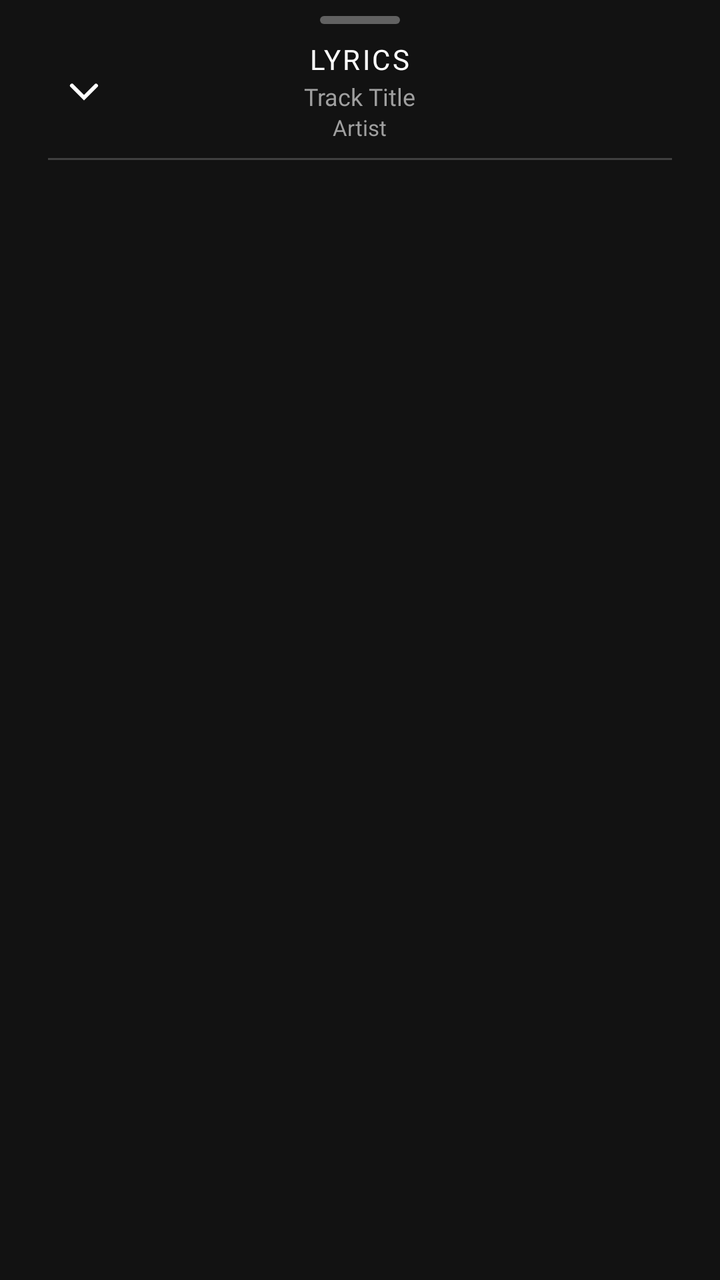
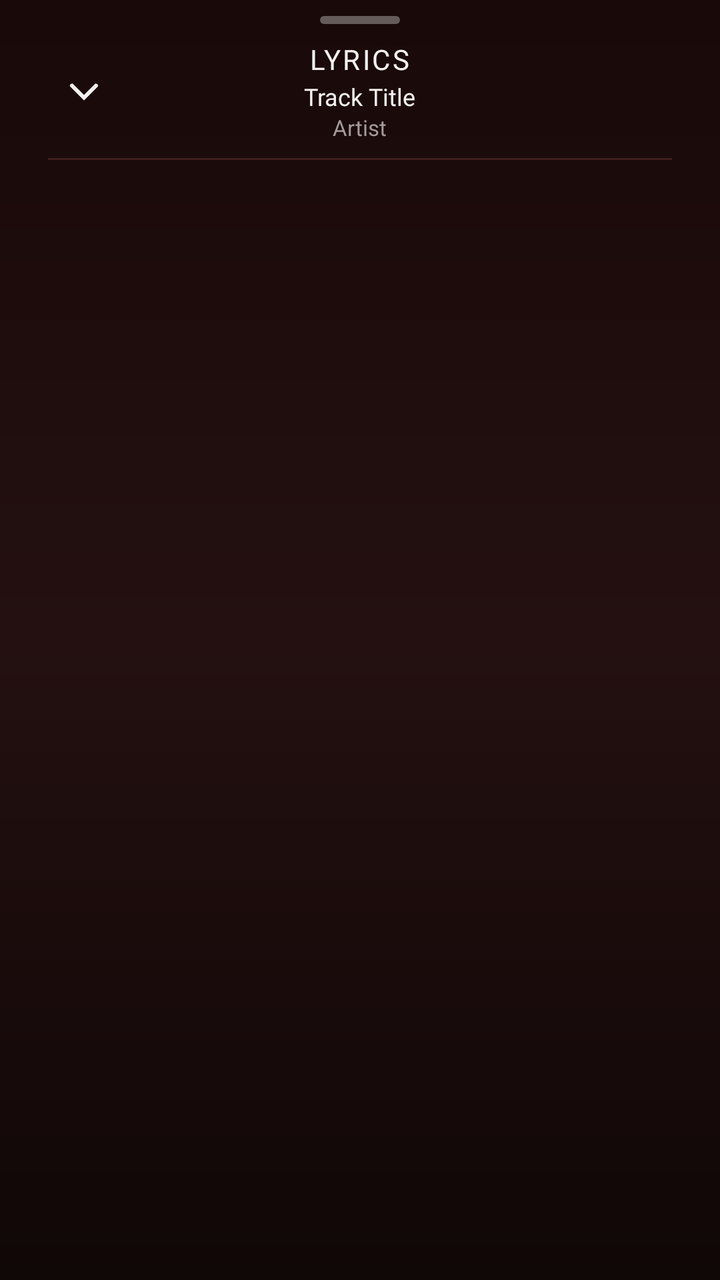

Two renders of the same Android screen: before a commit and after it. Below are the layout's source before the change and the commit's diff.
<!-- AndroidManifest.xml: application theme Theme.BraveMusicPlayer -->
<!-- res/layout/dialog_lyrics.xml -->
<?xml version="1.0" encoding="utf-8"?>
<LinearLayout xmlns:android="http://schemas.android.com/apk/res/android"
    xmlns:app="http://schemas.android.com/apk/res-auto"
    android:id="@+id/layoutLyricsSheet"
    android:layout_width="match_parent"
    android:layout_height="match_parent"
    android:background="@color/ytm_surface_dark"
    android:orientation="vertical"
    android:paddingStart="24dp"
    android:paddingTop="8dp"
    android:paddingEnd="24dp"
    android:paddingBottom="16dp">

    
    <ImageView
        android:layout_width="wrap_content"
        android:layout_height="wrap_content"
        android:layout_gravity="center_horizontal"
        android:contentDescription="Drag Handle"
        android:src="@drawable/single_bar_drag_handle" />

    
    <RelativeLayout
        android:layout_width="match_parent"
        android:layout_height="wrap_content"
        android:layout_marginTop="8dp">

        <ImageView
            android:id="@+id/ivCloseLyrics"
            android:layout_width="36dp"
            android:layout_height="36dp"
            android:layout_alignParentStart="true"
            android:layout_centerVertical="true"
            android:background="?android:attr/selectableItemBackgroundBorderless"
            android:contentDescription="Close Lyrics"
            android:padding="6dp"
            android:src="@drawable/ic_ytm_chevron_down"
            app:tint="@color/ytm_icon_active" />

        <LinearLayout
            android:layout_width="wrap_content"
            android:layout_height="wrap_content"
            android:layout_centerInParent="true"
            android:gravity="center"
            android:orientation="vertical">

            <TextView
                android:layout_width="wrap_content"
                android:layout_height="wrap_content"
                android:fontFamily="@font/youtube_sans_bold_font"
                android:letterSpacing="0.08"
                android:text="LYRICS"
                android:textColor="@color/ytm_text_primary"
                android:textSize="14sp" />

            <TextView
                android:id="@+id/tvLyricsSongTitle"
                android:layout_width="wrap_content"
                android:layout_height="wrap_content"
                android:layout_marginTop="1dp"
                android:ellipsize="end"
                android:fontFamily="@font/youtube_sans_bold_font"
                android:maxWidth="220dp"
                android:maxLines="1"
                android:text="Track Title"
                android:textColor="@color/ytm_text_secondary"
                android:textSize="12sp" />

            <TextView
                android:id="@+id/tvLyricsSongArtist"
                android:layout_width="wrap_content"
                android:layout_height="wrap_content"
                android:ellipsize="end"
                android:fontFamily="sans-serif"
                android:maxWidth="200dp"
                android:maxLines="1"
                android:text="Artist"
                android:textColor="@color/ytm_text_tertiary"
                android:textSize="11sp" />
        </LinearLayout>

        <View
            android:layout_width="36dp"
            android:layout_height="36dp"
            android:layout_alignParentEnd="true" />
    </RelativeLayout>

    <View
        android:layout_width="match_parent"
        android:layout_height="1dp"
        android:layout_marginTop="8dp"
        android:layout_marginBottom="8dp"
        android:background="@color/ytm_divider" />

    
    <FrameLayout
        android:layout_width="match_parent"
        android:layout_height="0dp"
        android:layout_weight="1">

        
        <ProgressBar
            android:id="@+id/pbLyricsLoading"
            style="?android:attr/progressBarStyle"
            android:layout_width="48dp"
            android:layout_height="48dp"
            android:layout_gravity="center"
            android:indeterminateTint="@color/ytm_red"
            android:visibility="visible" />

        
        <LinearLayout
            android:id="@+id/layoutLyricsEmpty"
            android:layout_width="match_parent"
            android:layout_height="match_parent"
            android:gravity="center"
            android:orientation="vertical"
            android:padding="24dp"
            android:visibility="gone">

            <ImageView
                android:layout_width="48dp"
                android:layout_height="48dp"
                android:contentDescription="No Lyrics Icon"
                android:src="@drawable/ic_lyrics"
                app:tint="@color/ytm_icon_inactive" />

            <TextView
                android:id="@+id/tvLyricsEmptyMessage"
                android:layout_width="wrap_content"
                android:layout_height="wrap_content"
                android:layout_marginTop="16dp"
                android:fontFamily="@font/youtube_sans_bold_font"
                android:gravity="center"
                android:text="Lyrics are not available for this track."
                android:textColor="@color/ytm_text_secondary"
                android:textSize="14sp" />

            <Button
                android:id="@+id/btnRetryLyrics"
                style="@style/Widget.MaterialComponents.Button.TextButton"
                android:layout_width="wrap_content"
                android:layout_height="wrap_content"
                android:layout_marginTop="12dp"
                android:fontFamily="sans-serif-medium"
                android:text="Retry"
                android:textColor="@color/ytm_text_primary"
                android:textSize="13sp" />
        </LinearLayout>

        
        <LinearLayout
            android:id="@+id/layoutLyricsContent"
            android:layout_width="match_parent"
            android:layout_height="match_parent"
            android:orientation="vertical"
            android:visibility="gone">

            <androidx.recyclerview.widget.RecyclerView
                android:id="@+id/rvLyrics"
                android:layout_width="match_parent"
                android:layout_height="0dp"
                android:layout_weight="1"
                android:clipToPadding="false"
                android:paddingTop="16dp"
                android:paddingBottom="140dp"
                android:scrollbars="none" />

            <TextView
                android:id="@+id/tvLyricsCopyright"
                android:layout_width="match_parent"
                android:layout_height="wrap_content"
                android:layout_marginTop="8dp"
                android:layout_marginBottom="8dp"
                android:fontFamily="sans-serif"
                android:gravity="center"
                android:textColor="@color/ytm_text_tertiary"
                android:textSize="11sp"
                android:visibility="gone" />
        </LinearLayout>

    </FrameLayout>

</LinearLayout>
<!-- resources referenced by this layout -->
<resources>
  <color name="ytm_divider">#3F3F3F</color>
  <color name="ytm_icon_active">#FFFFFF</color>
  <color name="ytm_icon_inactive">#AAAAAA</color>
  <color name="ytm_red">#FF0000</color>
  <color name="ytm_surface_dark">#121212</color>
  <color name="ytm_text_primary">#FFFFFF</color>
  <color name="ytm_text_secondary">#9F9F9F</color>
  <color name="ytm_text_tertiary">#9F9F9F</color>
  <!-- drawable ic_lyrics (drawable) -->
  <vector xmlns:android="http://schemas.android.com/apk/res/android"
      android:width="24dp"
      android:height="24dp"
      android:viewportWidth="24"
      android:viewportHeight="24">
      <path
          android:fillColor="#FFFFFFFF"
          android:pathData="M19,3H5C3.9,3 3,3.9 3,5v14c0,1.1 0.9,2 2,2h14c1.1,0 2,-0.9 2,-2V5C21,3.9 20.1,3 19,3zM19,19H5V5h14V19zM7,7h10v2H7V7zm0,4h10v2H7v-2zm0,4h7v2H7v-2z"/>
  </vector>
  <!-- drawable single_bar_drag_handle (drawable) -->
  <?xml version="1.0" encoding="utf-8"?>
  <shape android:shape="rectangle"
    xmlns:android="http://schemas.android.com/apk/res/android">
      <corners android:radius="3.0dp" />
      <solid android:color="#55FFFFFF" />
      <size android:height="@dimen/yt_sys_measurement_size_min" android:width="@dimen/yt_sys_measurement_size_hero" />
  </shape>
  <style name="Theme.BraveMusicPlayer" parent="Theme.MaterialComponents.DayNight.NoActionBar">
          <item name="colorPrimary">@color/youtube_red</item>
          <item name="colorPrimaryVariant">@color/surface_black</item>
          <item name="colorOnPrimary">@color/white_primary</item>
          <item name="colorSecondary">@color/youtube_red</item>
          <item name="colorSecondaryVariant">@color/youtube_red</item>
          <item name="colorOnSecondary">@color/white_primary</item>
          <item name="android:colorBackground">@color/deep_black</item>
          <item name="android:statusBarColor">@color/ytm_bg_top_glow</item>
          <item name="android:navigationBarColor">@color/surface_black</item>
          <item name="android:windowBackground">@drawable/bg_ytm_gradient</item>
          <item name="bottomSheetDialogTheme">@style/YtmBottomSheetDialogTheme</item>
      </style>
  <dimen name="yt_sys_measurement_size_min">4dp</dimen>
  <dimen name="yt_sys_measurement_size_hero">40dp</dimen>
  <color name="youtube_red">#FF0000</color>
  <color name="surface_black">#121212</color>
  <color name="white_primary">#FFFFFF</color>
  <color name="deep_black">#030303</color>
  <color name="ytm_bg_top_glow">#3B0808</color>
  <!-- drawable bg_ytm_gradient (drawable) -->
  <?xml version="1.0" encoding="utf-8"?>
  <shape xmlns:android="http://schemas.android.com/apk/res/android"
      android:shape="rectangle">
      <gradient
          android:angle="270"
          android:startColor="@color/ytm_bg_top_glow"
          android:centerColor="@color/ytm_bg_middle"
          android:endColor="@color/ytm_bg_main"
          android:type="linear" />
  </shape>
  <style name="YtmBottomSheetDialogTheme" parent="Theme.Design.Light.BottomSheetDialog">
          <item name="bottomSheetStyle">@style/YtmBottomSheetStyle</item>
          <item name="android:windowIsFloating">false</item>
          <item name="android:navigationBarColor">@color/surface_black</item>
      </style>
  <color name="ytm_bg_middle">#0D0202</color>
  <color name="ytm_bg_main">#030303</color>
  <style name="YtmBottomSheetStyle" parent="Widget.Design.BottomSheet.Modal">
          <item name="android:background">@android:color/transparent</item>
      </style>
  <!-- unchanged entries left out for length: 1 -->
</resources>

<!-- the commit's change to res/layout/dialog_lyrics.xml (unified diff, before → after) -->
@@ -4,7 +4,7 @@
     android:id="@+id/layoutLyricsSheet"
     android:layout_width="match_parent"
     android:layout_height="match_parent"
-    android:background="@color/ytm_surface_dark"
+    android:background="@drawable/bg_now_playing_sheet"
     android:orientation="vertical"
     android:paddingStart="24dp"
     android:paddingTop="8dp"
@@ -35,7 +35,7 @@
             android:contentDescription="Close Lyrics"
             android:padding="6dp"
             android:src="@drawable/ic_ytm_chevron_down"
-            app:tint="@color/ytm_icon_active" />
+            app:tint="@color/textPrimary" />
 
         <LinearLayout
             android:layout_width="wrap_content"
@@ -50,7 +50,7 @@
                 android:fontFamily="@font/youtube_sans_bold_font"
                 android:letterSpacing="0.08"
                 android:text="LYRICS"
-                android:textColor="@color/ytm_text_primary"
+                android:textColor="@color/textPrimary"
                 android:textSize="14sp" />
 
             <TextView
@@ -63,7 +63,7 @@
                 android:maxWidth="220dp"
                 android:maxLines="1"
                 android:text="Track Title"
-                android:textColor="@color/ytm_text_secondary"
+                android:textColor="@color/textPrimary"
                 android:textSize="12sp" />
 
             <TextView
@@ -75,7 +75,7 @@
                 android:maxWidth="200dp"
                 android:maxLines="1"
                 android:text="Artist"
-                android:textColor="@color/ytm_text_tertiary"
+                android:textColor="@color/textSecondary"
                 android:textSize="11sp" />
         </LinearLayout>
 
@@ -90,7 +90,7 @@
         android:layout_height="1dp"
         android:layout_marginTop="8dp"
         android:layout_marginBottom="8dp"
-        android:background="@color/ytm_divider" />
+        android:background="@color/borderSubtle" />
 
     
     <FrameLayout
@@ -105,7 +105,7 @@
             android:layout_width="48dp"
             android:layout_height="48dp"
             android:layout_gravity="center"
-            android:indeterminateTint="@color/ytm_red"
+            android:indeterminateTint="@color/accentPrimary"
             android:visibility="visible" />
 
         
@@ -123,7 +123,7 @@
                 android:layout_height="48dp"
                 android:contentDescription="No Lyrics Icon"
                 android:src="@drawable/ic_lyrics"
-                app:tint="@color/ytm_icon_inactive" />
+                app:tint="@color/textDisabled" />
 
             <TextView
                 android:id="@+id/tvLyricsEmptyMessage"
@@ -133,7 +133,7 @@
                 android:fontFamily="@font/youtube_sans_bold_font"
                 android:gravity="center"
                 android:text="Lyrics are not available for this track."
-                android:textColor="@color/ytm_text_secondary"
+                android:textColor="@color/textSecondary"
                 android:textSize="14sp" />
 
             <Button
@@ -144,7 +144,7 @@
                 android:layout_marginTop="12dp"
                 android:fontFamily="sans-serif-medium"
                 android:text="Retry"
-                android:textColor="@color/ytm_text_primary"
+                android:textColor="@color/accentPrimary"
                 android:textSize="13sp" />
         </LinearLayout>
 
@@ -174,7 +174,7 @@
                 android:layout_marginBottom="8dp"
                 android:fontFamily="sans-serif"
                 android:gravity="center"
-                android:textColor="@color/ytm_text_tertiary"
+                android:textColor="@color/textDisabled"
                 android:textSize="11sp"
                 android:visibility="gone" />
         </LinearLayout>
<!-- resource entries referenced after the edit -->
@@ -1,13 +1,24 @@
 <!-- resources referenced by this layout -->
 <resources>
-  <color name="ytm_divider">#3F3F3F</color>
-  <color name="ytm_icon_active">#FFFFFF</color>
-  <color name="ytm_icon_inactive">#AAAAAA</color>
-  <color name="ytm_red">#FF0000</color>
-  <color name="ytm_surface_dark">#121212</color>
-  <color name="ytm_text_primary">#FFFFFF</color>
-  <color name="ytm_text_secondary">#9F9F9F</color>
-  <color name="ytm_text_tertiary">#9F9F9F</color>
+  <color name="accentPrimary">#B8203A</color>
+  <color name="borderSubtle">#422020</color>
+  <color name="textDisabled">#686060</color>
+  <color name="textPrimary">#F5F1F1</color>
+  <color name="textSecondary">#A49A9A</color>
+  <!-- drawable bg_now_playing_sheet (drawable) -->
+  <?xml version="1.0" encoding="utf-8"?>
+  <shape xmlns:android="http://schemas.android.com/apk/res/android"
+      android:shape="rectangle">
+      <gradient
+          android:angle="270"
+          android:startColor="@color/backgroundSecondary"
+          android:centerColor="@color/surfaceElevated"
+          android:endColor="@color/background"
+          android:type="linear" />
+      <corners
+          android:topLeftRadius="20dp"
+          android:topRightRadius="20dp" />
+  </shape>
   <!-- drawable ic_lyrics (drawable) -->
   <vector xmlns:android="http://schemas.android.com/apk/res/android"
       android:width="24dp"
@@ -27,44 +38,41 @@
       <size android:height="@dimen/yt_sys_measurement_size_min" android:width="@dimen/yt_sys_measurement_size_hero" />
   </shape>
   <style name="Theme.BraveMusicPlayer" parent="Theme.MaterialComponents.DayNight.NoActionBar">
-          <item name="colorPrimary">@color/youtube_red</item>
-          <item name="colorPrimaryVariant">@color/surface_black</item>
-          <item name="colorOnPrimary">@color/white_primary</item>
-          <item name="colorSecondary">@color/youtube_red</item>
-          <item name="colorSecondaryVariant">@color/youtube_red</item>
-          <item name="colorOnSecondary">@color/white_primary</item>
-          <item name="android:colorBackground">@color/deep_black</item>
-          <item name="android:statusBarColor">@color/ytm_bg_top_glow</item>
-          <item name="android:navigationBarColor">@color/surface_black</item>
+          <item name="colorPrimary">@color/accentPrimary</item>
+          <item name="colorPrimaryVariant">@color/surfaceCard</item>
+          <item name="colorOnPrimary">@color/textPrimary</item>
+          <item name="colorSecondary">@color/accentPrimary</item>
+          <item name="colorSecondaryVariant">@color/accentPressed</item>
+          <item name="colorOnSecondary">@color/textPrimary</item>
+          <item name="android:colorBackground">@color/background</item>
+          <item name="android:statusBarColor">@color/background</item>
+          <item name="android:navigationBarColor">@color/background</item>
           <item name="android:windowBackground">@drawable/bg_ytm_gradient</item>
-          <item name="bottomSheetDialogTheme">@style/YtmBottomSheetDialogTheme</item>
+          <item name="bottomSheetDialogTheme">@style/MelodyBottomSheetDialogTheme</item>
       </style>
+  <color name="backgroundSecondary">#190909</color>
+  <color name="surfaceElevated">#241010</color>
+  <color name="background">#100707</color>
   <dimen name="yt_sys_measurement_size_min">4dp</dimen>
   <dimen name="yt_sys_measurement_size_hero">40dp</dimen>
-  <color name="youtube_red">#FF0000</color>
-  <color name="surface_black">#121212</color>
-  <color name="white_primary">#FFFFFF</color>
-  <color name="deep_black">#030303</color>
-  <color name="ytm_bg_top_glow">#3B0808</color>
+  <color name="surfaceCard">#1B1919</color>
+  <color name="accentPressed">#8F1830</color>
   <!-- drawable bg_ytm_gradient (drawable) -->
   <?xml version="1.0" encoding="utf-8"?>
   <shape xmlns:android="http://schemas.android.com/apk/res/android"
       android:shape="rectangle">
       <gradient
           android:angle="270"
-          android:startColor="@color/ytm_bg_top_glow"
-          android:centerColor="@color/ytm_bg_middle"
-          android:endColor="@color/ytm_bg_main"
+          android:startColor="@color/backgroundSecondary"
+          android:endColor="@color/background"
           android:type="linear" />
   </shape>
-  <style name="YtmBottomSheetDialogTheme" parent="Theme.Design.Light.BottomSheetDialog">
-          <item name="bottomSheetStyle">@style/YtmBottomSheetStyle</item>
+  <style name="MelodyBottomSheetDialogTheme" parent="Theme.Design.Light.BottomSheetDialog">
+          <item name="bottomSheetStyle">@style/MelodyBottomSheetStyle</item>
           <item name="android:windowIsFloating">false</item>
-          <item name="android:navigationBarColor">@color/surface_black</item>
+          <item name="android:navigationBarColor">@color/background</item>
       </style>
-  <color name="ytm_bg_middle">#0D0202</color>
-  <color name="ytm_bg_main">#030303</color>
-  <style name="YtmBottomSheetStyle" parent="Widget.Design.BottomSheet.Modal">
+  <style name="MelodyBottomSheetStyle" parent="Widget.Design.BottomSheet.Modal">
           <item name="android:background">@android:color/transparent</item>
       </style>
   <!-- unchanged entries left out for length: 1 -->
